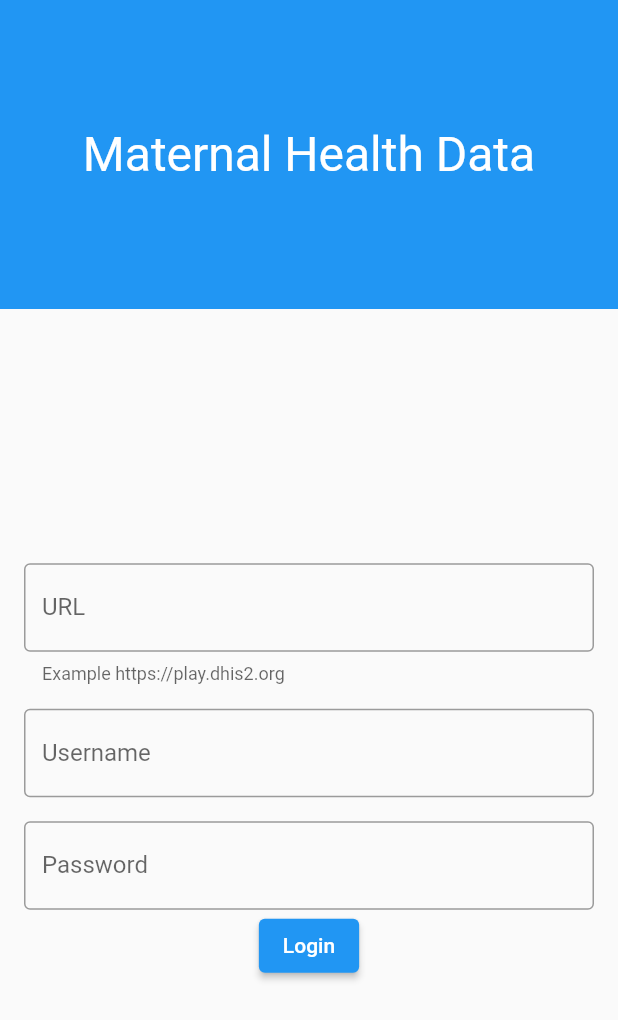
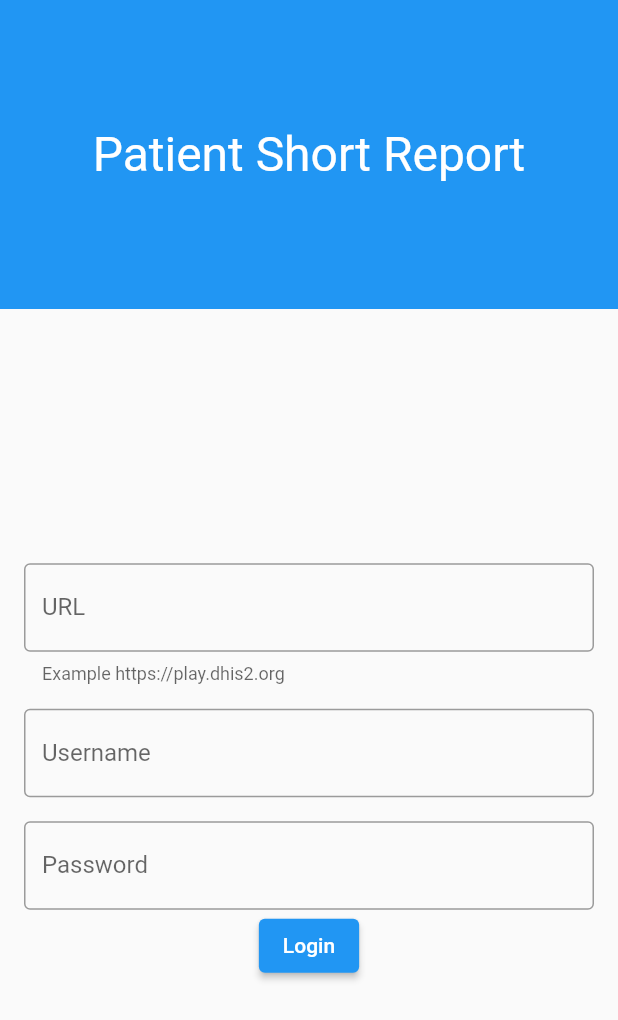
Before and after one commit to Aladdin-tz/patient-short-report, a Flutter app: the screen it shows after launch, on a phone screen of 412 x 824 dp. Shown: the top 1020 px of the screen. Run offline on Flutter 3.47's test engine with Material 2 defaults, Android fonts, the phone set to English and light mode, and no system bars; our stand-ins replace dio, flutter_secure_storage, fluttertoast.

```diff
--- a/lib/main.dart
+++ b/lib/main.dart
@@ -19,7 +19,7 @@ class MyApp extends StatelessWidget {
         ChangeNotifierProvider<SearchProvider>(create: (_) => SearchProvider()),
       ],
       child: MaterialApp(
-        title: 'Maternal Health Data',
+        title: 'Patient Short Report',
         theme: ThemeData(
           primarySwatch: Colors.blue,
         ),
--- a/lib/modules/login/login.dart
+++ b/lib/modules/login/login.dart
@@ -63,9 +63,9 @@ class _LoginState extends State<Login> {
             height: MediaQuery.of(context).size.height / 4,
             child: Container(
               color: Theme.of(context).primaryColor,
-              child: Center(
+              child: const Center(
                   child: Text(
-                "Maternal Health Data",
+                "Patient Short Report",
                 style: TextStyle(color: Colors.white, fontSize: 32),
               )),
             ),
```
